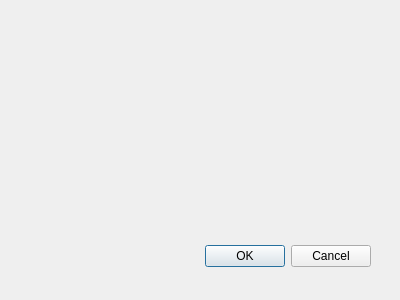
Before: the Qt Designer form stok/yenistokkartdialog.ui in CMLDMR/Ressor, drawn with Qt 5.
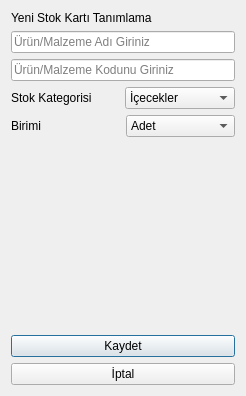
After: the same form once the commit is applied.

Diff of the .ui file:
```diff
--- a/stok/yenistokkartdialog.ui
+++ b/stok/yenistokkartdialog.ui
@@ -8,29 +8,138 @@
    <rect>
     <x>0</x>
     <y>0</y>
-    <width>400</width>
-    <height>300</height>
+    <width>246</width>
+    <height>396</height>
    </rect>
   </property>
   <property name="windowTitle">
    <string>Dialog</string>
   </property>
-  <widget class="QDialogButtonBox" name="buttonBox">
-   <property name="geometry">
-    <rect>
-     <x>30</x>
-     <y>240</y>
-     <width>341</width>
-     <height>32</height>
-    </rect>
-   </property>
-   <property name="orientation">
-    <enum>Qt::Horizontal</enum>
-   </property>
-   <property name="standardButtons">
-    <set>QDialogButtonBox::Cancel|QDialogButtonBox::Ok</set>
-   </property>
-  </widget>
+  <layout class="QVBoxLayout" name="verticalLayout">
+   <item>
+    <widget class="QLabel" name="label">
+     <property name="text">
+      <string>Yeni Stok Kartı Tanımlama</string>
+     </property>
+    </widget>
+   </item>
+   <item>
+    <widget class="QLineEdit" name="lineEdit">
+     <property name="placeholderText">
+      <string>Ürün/Malzeme Adı Giriniz</string>
+     </property>
+    </widget>
+   </item>
+   <item>
+    <widget class="QLineEdit" name="lineEdit_2">
+     <property name="placeholderText">
+      <string>Ürün/Malzeme Kodunu Giriniz</string>
+     </property>
+    </widget>
+   </item>
+   <item>
+    <layout class="QHBoxLayout" name="horizontalLayout_2">
+     <item>
+      <widget class="QLabel" name="label_3">
+       <property name="text">
+        <string>Stok Kategorisi</string>
+       </property>
+      </widget>
+     </item>
+     <item>
+      <widget class="QComboBox" name="comboBox_2">
+       <item>
+        <property name="text">
+         <string>İçecekler</string>
+        </property>
+       </item>
+       <item>
+        <property name="text">
+         <string>Yiyecekler</string>
+        </property>
+       </item>
+       <item>
+        <property name="text">
+         <string>Unlu Mamüller</string>
+        </property>
+       </item>
+       <item>
+        <property name="text">
+         <string>Nargile</string>
+        </property>
+       </item>
+      </widget>
+     </item>
+    </layout>
+   </item>
+   <item>
+    <layout class="QHBoxLayout" name="horizontalLayout">
+     <item>
+      <widget class="QLabel" name="label_2">
+       <property name="text">
+        <string>Birimi</string>
+       </property>
+      </widget>
+     </item>
+     <item>
+      <widget class="QComboBox" name="comboBox">
+       <item>
+        <property name="text">
+         <string>Adet</string>
+        </property>
+       </item>
+       <item>
+        <property name="text">
+         <string>Kg</string>
+        </property>
+       </item>
+       <item>
+        <property name="text">
+         <string>Litre</string>
+        </property>
+       </item>
+       <item>
+        <property name="text">
+         <string>Gram</string>
+        </property>
+       </item>
+       <item>
+        <property name="text">
+         <string>Ton</string>
+        </property>
+       </item>
+      </widget>
+     </item>
+    </layout>
+   </item>
+   <item>
+    <spacer name="verticalSpacer">
+     <property name="orientation">
+      <enum>Qt::Vertical</enum>
+     </property>
+     <property name="sizeHint" stdset="0">
+      <size>
+       <width>20</width>
+       <height>190</height>
+      </size>
+     </property>
+    </spacer>
+   </item>
+   <item>
+    <widget class="QPushButton" name="pushButton">
+     <property name="text">
+      <string>Kaydet</string>
+     </property>
+    </widget>
+   </item>
+   <item>
+    <widget class="QPushButton" name="pushButton_2">
+     <property name="text">
+      <string>İptal</string>
+     </property>
+    </widget>
+   </item>
+  </layout>
  </widget>
  <pixmapfunction/>
  <resources/>
```
Left out of the diff: 42 changed lines with no effect on the pictures.
